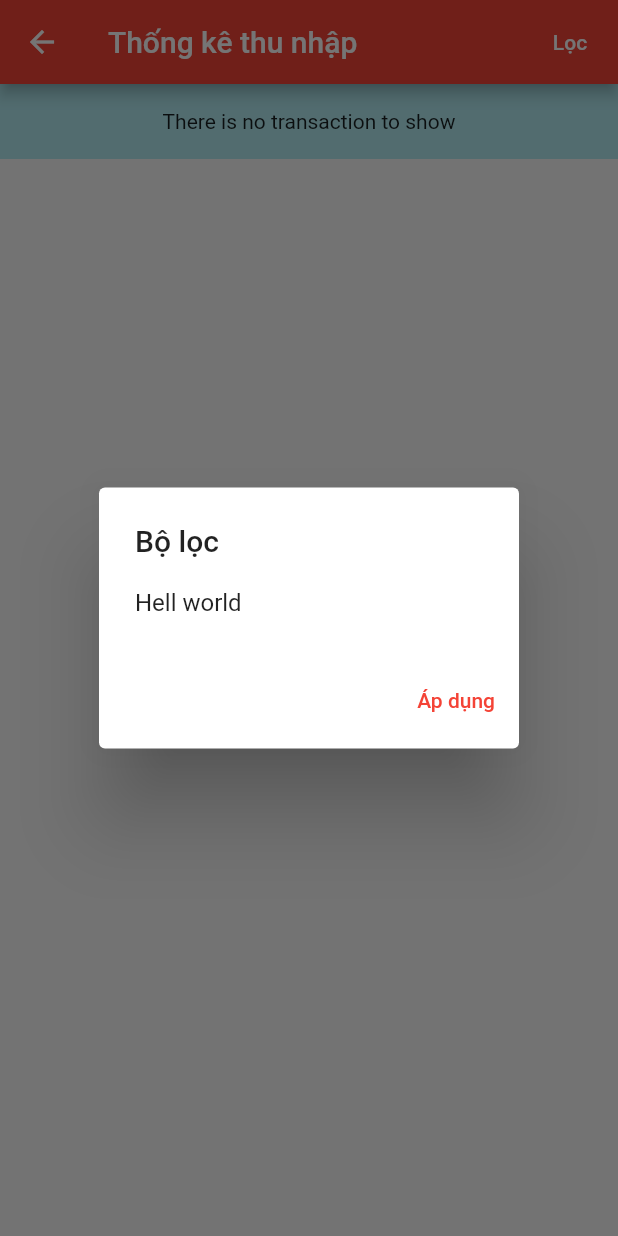
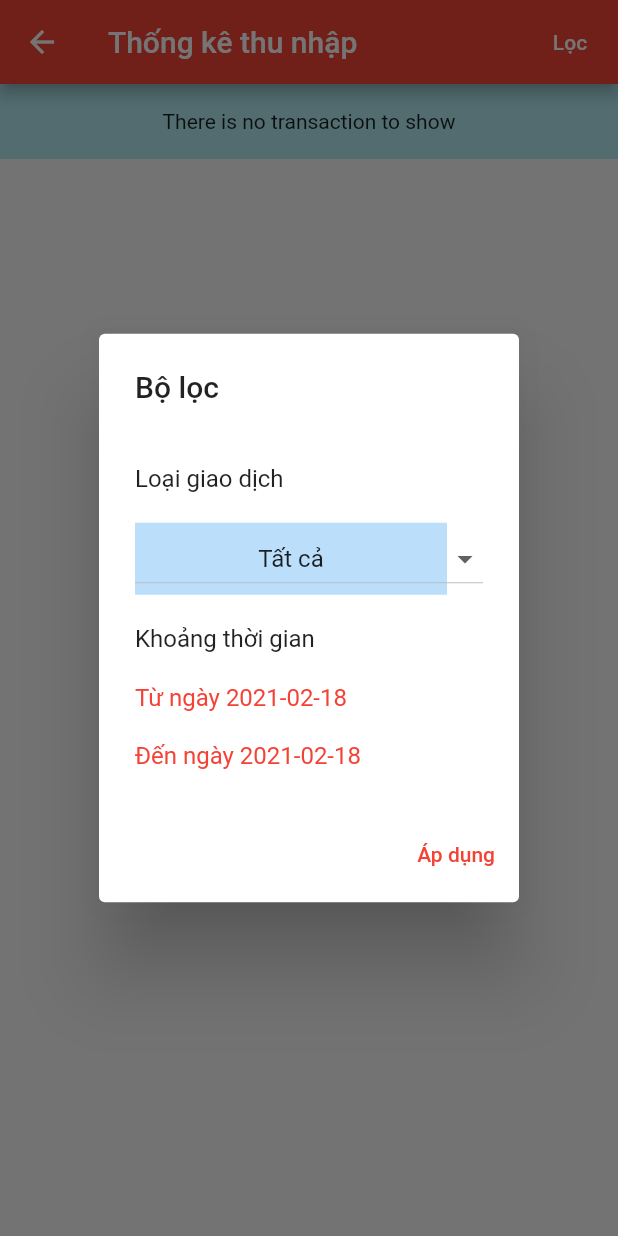
Before and after one commit to tranthehuy/mobile-wallet, a Flutter app: the SumPage screen opened by its route, after a tap on "Lọc", on a phone screen of 412 x 824 dp. Run offline on Flutter 3.47's test engine with Material 2 defaults, Android fonts, the phone set to English and light mode, and no system bars; our stand-ins replace shared_preferences, sqflite; accounts and stored records are empty; statements that could not run were skipped.

Commit message:
make dropdown button full width

```diff
--- a/lib/components/config_form.dart
+++ b/lib/components/config_form.dart
@@ -44,6 +44,7 @@ class _ConfigFormState extends State<ConfigForm> {
             child: Text(config.translate("Unit"))
           ),
           DropdownButton<String>(
+            isExpanded: true,
             value: _unit,
             onChanged: (String value) {
               setState(() {
@@ -75,6 +76,7 @@ class _ConfigFormState extends State<ConfigForm> {
             child: Text(config.translate("Language"))
           ),
           DropdownButton<String>(
+            isExpanded: true,
             value: _language,
             onChanged: (String value) {
               setState(() {
--- /dev/null
+++ b/lib/components/filter_modal.dart
@@ -0,0 +1,139 @@
+import 'package:intl/intl.dart';
+import 'package:flutter/material.dart';
+import 'package:flutter/services.dart';
+import '../services/config.dart';
+import '../models/transactions.dart';
+import '../utils/const.dart';
+import '../utils/global.dart';
+
+class FilterModal extends StatefulWidget {
+  const FilterModal({this.onFormSubmit});
+
+  final FormSubmitCallback onFormSubmit;
+
+  @override
+  FilterModalState createState() {
+    return FilterModalState();
+  }
+}
+
+class FilterModalState extends State<FilterModal> {
+  final _formKey = GlobalKey<FormState>();
+  String _type = 'all';
+  DateTime _startTime = DateTime.now();
+  DateTime _endTime = DateTime.now();
+
+  @override
+  Widget build(BuildContext context) {
+    ConfigService config = ConfigService();
+    Color color = Theme.of(context).primaryColor;
+
+    return AlertDialog(
+      title: Text(config.translate("Filter Box")),
+      content: Form(
+        key: _formKey,
+        child: Column(
+            crossAxisAlignment: CrossAxisAlignment.stretch,
+            mainAxisSize: MainAxisSize.min,
+            children: <Widget>[
+              Padding(
+                  padding: EdgeInsets.fromLTRB(0, 20, 0, 20),
+                  child: Text(config.translate("Transaction type"))),
+              DropdownButton<String>(
+                isExpanded: true,
+                value: _type,
+                onChanged: (String value) {
+                  setState(() {
+                    _type = value;
+                  });
+                },
+                items: <DropdownMenuItem<String>>[
+                  DropdownMenuItem<String>(
+                      value: 'all',
+                      child: Container(
+                        height: 50,
+                        color: Colors.blue[100],
+                        child: Center(child: Text(config.translate('All'))),
+                      )),
+                  DropdownMenuItem<String>(
+                      value: 'outcome',
+                      child: Container(
+                        height: 50,
+                        color: Colors.pink[100],
+                        child: Center(child: Text(config.translate('Outcome'))),
+                      )),
+                  DropdownMenuItem<String>(
+                      value: 'income',
+                      child: Container(
+                        height: 50,
+                        color: Colors.green[100],
+                        child: Center(child: Text(config.translate('Income'))),
+                      ))
+                ],
+              ),
+              Padding(
+                  padding: EdgeInsets.fromLTRB(0, 20, 0, 0),
+                  child: Text(config.translate("Time range"))),
+              Padding(
+                padding: EdgeInsets.fromLTRB(0, 20, 0, 0),
+                child: InkWell(
+                    onTap: () async {
+                      DateTime selectedDate = DateTime.now();
+                      final DateTime picked = await showDatePicker(
+                        context: context,
+                        initialDate: selectedDate,
+                        firstDate: DateTime(2000),
+                        lastDate: DateTime(2025),
+                      );
+                      if (picked != null) {
+                        setState(() {
+                          _startTime = picked;
+                        });
+                      }
+                    },
+                    child: Text(
+                      config.translateAndReplace('From #1',
+                          DateFormat('yyyy-MM-dd').format(_startTime)),
+                      style: TextStyle(color: color),
+                    )),
+              ),
+              Padding(
+                padding: EdgeInsets.fromLTRB(0, 20, 0, 0),
+                child: InkWell(
+                    onTap: () async {
+                      DateTime selectedDate = DateTime.now();
+                      final DateTime picked = await showDatePicker(
+                        context: context,
+                        initialDate: selectedDate,
+                        firstDate: DateTime(2000),
+                        lastDate: DateTime(2025),
+                      );
+                      if (picked != null) {
+                        setState(() {
+                          _endTime = picked;
+                        });
+                      }
+                    },
+                    child: Text(
+                      config.translateAndReplace(
+                          'To #1', DateFormat('yyyy-MM-dd').format(_endTime)),
+                      style: TextStyle(color: color),
+                    )),
+              ),
+            ]),
+      ),
+      actions: <Widget>[
+        TextButton(
+          child: Text(config.translate('Apply')),
+          onPressed: () {
+            if (_formKey.currentState.validate()) {
+              var transaction = Transactions();
+              widget.onFormSubmit(transaction);
+            }
+            Navigator.of(context).pop();
+          },
+        )
+      ],
+    );
+  }
+}
--- a/lib/components/transaction_form.dart
+++ b/lib/components/transaction_form.dart
@@ -49,6 +49,7 @@ class TransactionFormState extends State<TransactionForm> {
             child: Text(config.translate("Transaction type"))
           ),
           DropdownButton<String>(
+            isExpanded: true,
             value: _type,
             onChanged: (String value) {
               setState(() {
--- a/lib/utils/const.dart
+++ b/lib/utils/const.dart
@@ -45,4 +45,8 @@ Map<String, String> vietnameseText = {
   'This field is required': 'Vui lòng không để trống',
   'Filter Box': 'Bộ lọc',
   'Apply': 'Áp dụng',
+  'All': 'Tất cả',
+  'Time range': 'Khoảng thời gian',
+  'From #1': 'Từ ngày #1',
+  'To #1': 'Đến ngày #1',
 };
--- a/lib/views/sum.dart
+++ b/lib/views/sum.dart
@@ -4,6 +4,7 @@ import '../models/transactions.dart';
 import '../components/transaction_row.dart';
 import '../components/sum_transactions_row.dart';
 import '../services/config.dart';
+import '../components/filter_modal.dart';
 import '../components/text_row.dart';
 
 class SumPage extends StatefulWidget {
@@ -45,28 +46,12 @@ class _SumPageState extends State<SumPage> {
   }
 
   void showFilterBox() {
-    ConfigService config = ConfigService();
-
-    showDialog(
-        context: context,
-        builder: (_) => new AlertDialog(
-              title: new Text(config.translate("Filter Box")),
-              content: new Text(config.translate("Hell world")),
-              actions: <Widget>[
-                TextButton(
-                  child: Text(config.translate('Apply')),
-                  onPressed: () {
-                    Navigator.of(context).pop();
-                  },
-                )
-              ],
-            ));
+    showDialog(context: context, builder: (_) => FilterModal());
   }
 
   @override
   Widget build(BuildContext context) {
     ConfigService config = ConfigService();
-
     Widget content;
     if (items.length > 0) {
       content = ListView.separated(
@@ -74,18 +59,18 @@ class _SumPageState extends State<SumPage> {
         itemCount: items.length,
         itemBuilder: (BuildContext context, int index) {
           if (index == 0) {
-            return Column(
-                children: <Widget>[
-                  renderSumTransactionsRow(sumIncome, sumOutcome),
-                  renderTransactionRow(items[index])
-                ]);
+            return Column(children: <Widget>[
+              renderSumTransactionsRow(sumIncome, sumOutcome),
+              renderTransactionRow(items[index])
+            ]);
           }
           return renderTransactionRow(items[index]);
         },
         separatorBuilder: (BuildContext context, int index) => const Divider(),
       );
     } else {
-      content = renderTextRow('There is no transaction to show', Colors.cyan[100]);
+      content =
+          renderTextRow('There is no transaction to show', Colors.cyan[100]);
     }
 
     return new Scaffold(
```
